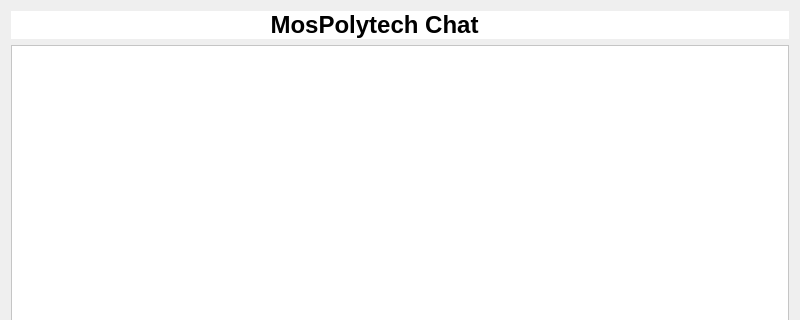
Qt form PolyChat_app/widget.ui (GregoryBaranov/ib_stream_service) before a commit; both pictures show x 0 to 800 and y 0 to 320 of the 800 by 600 pixel window.
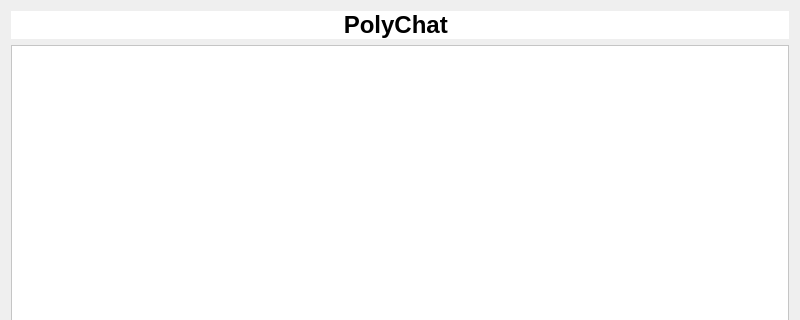
The same form after that commit.

Patch:
```diff
--- a/PolyChat_app/widget.ui
+++ b/PolyChat_app/widget.ui
@@ -110,7 +110,7 @@
 color: rgb(0, 0, 0);</string>
      </property>
      <property name="text">
-      <string>                                       MosPolytech Chat</string>
+      <string>                                                  PolyChat</string>
      </property>
     </widget>
    </item>
```
